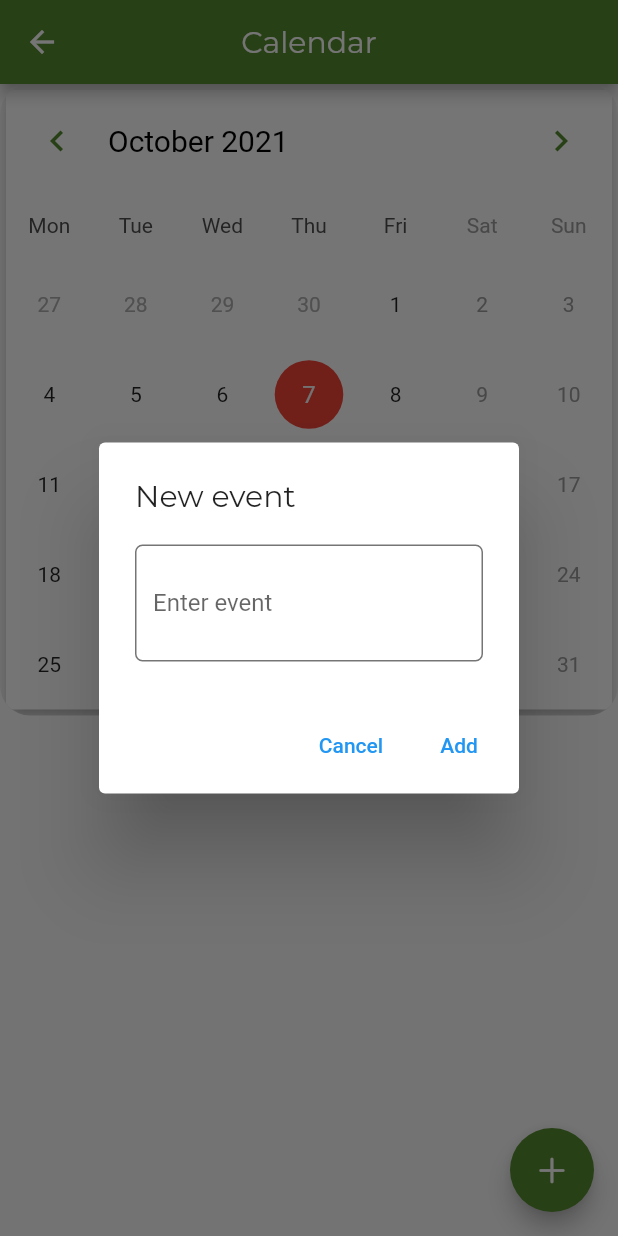
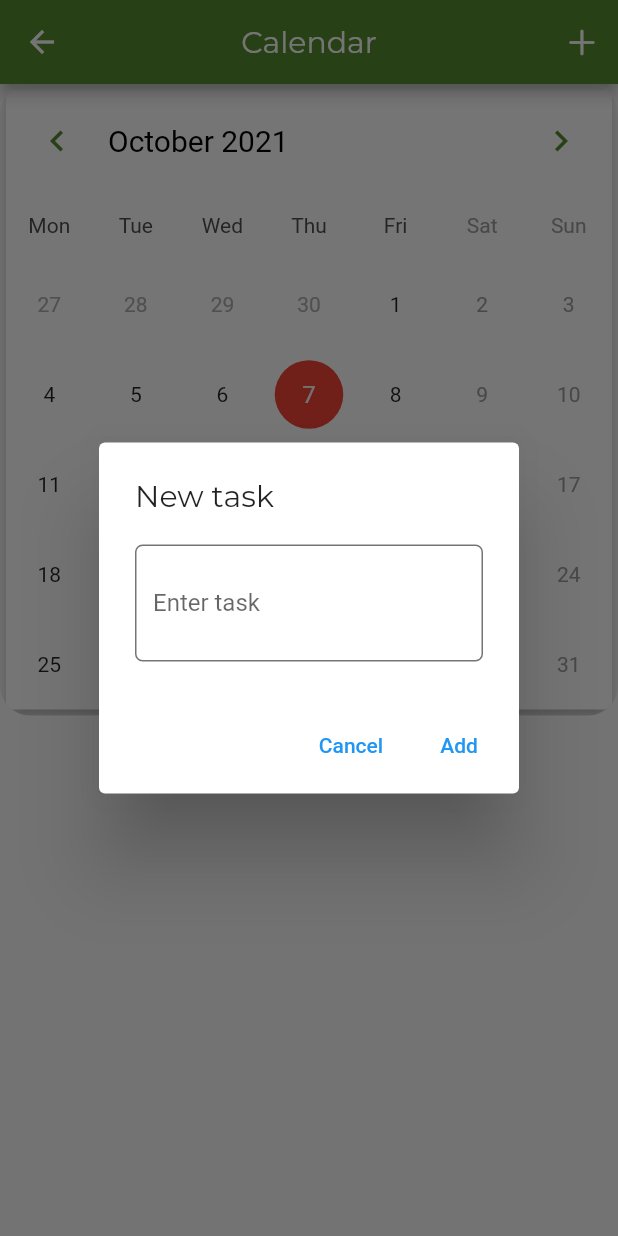
Before and after one commit to IvanAleinikau/farm, a Flutter app: the CalendarPage screen opened directly, after a tap on an icon or button, on a phone screen of 412 x 824 dp. Run offline on Flutter 3.47's test engine with Material 2 defaults, Android fonts, the phone set to English and light mode, and no system bars; drawn by our look-alikes of table_calendar; our stand-ins replace flutter_bloc, freezed_annotation, geolocator, get, get_it, sqflite; accounts and stored records are empty; network calls fail.

Commit message:
todo calendar

```diff
--- a/lib/app/pages/calendar_page.dart
+++ b/lib/app/pages/calendar_page.dart
@@ -53,6 +53,14 @@ class _CalendarPageState extends State<CalendarPage> {
                 style: Style.montserratStyle,
               ),
               backgroundColor: ColorPalette.appBarColor,
+              actions: [
+                IconButton(
+                  onPressed: () {
+                    _showAddEventDialog(_bloc);
+                  },
+                  icon: Icon(CupertinoIcons.plus),
+                ),
+              ],
             ),
             body: state.when(
               initEventState: () {
@@ -65,17 +73,10 @@ class _CalendarPageState extends State<CalendarPage> {
               },
               content: (_mySelectedEvents) {
                 List<Event> _listOfDayEvents(DateTime dateTime) {
-                  return _mySelectedEvents[dateTime] ?? [];
+                  return _bloc.mySelectedEvents[dateTime] ?? [];
                 }
 
                 return Scaffold(
-                  floatingActionButton: FloatingActionButton(
-                    onPressed: () {
-                      _showAddEventDialog(_bloc);
-                    },
-                    child: Icon(CupertinoIcons.plus),
-                    backgroundColor: ColorPalette.calendarAddEventColor,
-                  ),
                   body: SingleChildScrollView(
                     child: Column(
                       children: [
@@ -160,22 +161,51 @@ class _CalendarPageState extends State<CalendarPage> {
                               children: [
                                 Expanded(
                                   flex: 1,
-                                  child: Icon(
-                                    Icons.arrow_right_sharp,
-                                  ),
+                                  child: event.active != 0
+                                      ? IconButton(
+                                          color: Colors.yellow.shade800,
+                                          iconSize: 30,
+                                          icon: Icon(CupertinoIcons
+                                              .checkmark_alt_circle),
+                                          onPressed: () {
+                                            _bloc.add(UpdateEvent(Event(
+                                              id: event.id,
+                                              event: event.event,
+                                              date: event.date,
+                                              active: 0,
+                                            )));
+                                          },
+                                        )
+                                      : IconButton(
+                                          iconSize: 30,
+                                          icon: Icon(CupertinoIcons.circle),
+                                          onPressed: () {
+                                            _bloc.add(UpdateEvent(Event(
+                                              id: event.id,
+                                              event: event.event,
+                                              date: event.date,
+                                              active: 1,
+                                            )));
+                                          },
+                                        ),
                                 ),
                                 Expanded(
                                   flex: 3,
                                   child: Text(
                                     '${event.event}',
-                                    style: Style.montserratStyle,
+                                    style: Style.eventStyle,
                                   ),
                                 ),
                                 Expanded(
                                   flex: 1,
                                   child: IconButton(
-                                    onPressed: () {},
-                                    icon: Icon(Icons.close),
+                                    onPressed: () {
+                                      _bloc.add(DeleteEvent(event.id!.toInt()));
+                                    },
+                                    icon: Icon(
+                                      Icons.close,
+                                      size: 30,
+                                    ),
                                   ),
                                 ),
                               ],
--- a/lib/app/theme/text_style.dart
+++ b/lib/app/theme/text_style.dart
@@ -12,6 +12,11 @@ class Style {
     fontFamily: 'Montserrat',
   );
 
+  static const eventStyle = TextStyle(
+    fontFamily: 'Montserrat',
+    fontSize: 20,
+  );
+
   static const calendarDaysStyle = TextStyle(
     color: ColorPalette.calendarDaysColor,
   );
--- a/lib/core/bloc/event_bloc/event_event.dart
+++ b/lib/core/bloc/event_bloc/event_event.dart
@@ -1,3 +1,4 @@
+import 'package:farm/core/models/event_model.dart';
 import 'package:freezed_annotation/freezed_annotation.dart';
 
 part 'event_event.freezed.dart';
@@ -11,5 +12,9 @@ abstract class EventEvent with _$EventEvent {
 
   factory EventEvent.fetchEvents() = FetchEvents;
 
-  factory EventEvent.deleteEvent() = DeleteEvent;
+  factory EventEvent.updateEvent(Event event) = UpdateEvent;
+
+  factory EventEvent.deleteEvent(
+    int index,
+  ) = DeleteEvent;
 }
--- a/lib/core/localization/localization.dart
+++ b/lib/core/localization/localization.dart
@@ -15,8 +15,8 @@ class Localization extends Translations {
           'fertilizer': 'Fertilizer',
           'seed': 'Seed',
           'fuel': 'Fuel',
-          'new_event': 'New event',
-          'enter_event': 'Enter event',
+          'new_event': 'New task',
+          'enter_event': 'Enter task',
           'cancel': 'Cancel',
           'add': 'Add',
           'please_enter_event': 'Please enter event',
@@ -33,8 +33,8 @@ class Localization extends Translations {
           'fertilizer': 'Удобрения',
           'seed': 'Семена',
           'fuel': 'Топливо',
-          'new_event': 'Новое событие',
-          'enter_event': 'Введите событие',
+          'new_event': 'Новое задание',
+          'enter_event': 'Введите задание',
           'cancel': 'Отмена',
           'add': 'Добавить',
         }
--- a/lib/core/models/event_model.dart
+++ b/lib/core/models/event_model.dart
@@ -10,6 +10,7 @@ class Event with _$Event {
     int? id,
     required String event,
     required DateTime date,
+    required int active,
   }) = _Event;
 
   factory Event.fromJson(Map<String, dynamic> json) => _$EventFromJson(json);
```
Also changed, not shown: lib/core/bloc/event_bloc/event_bloc.dart (+12 -2 lines), lib/data/event_repository.dart (+12 -3 lines), lib/core/bloc/event_bloc/event_event.freezed.dart, lib/core/models/event_model.freezed.dart, lib/core/models/event_model.g.dart, 1 other file.
